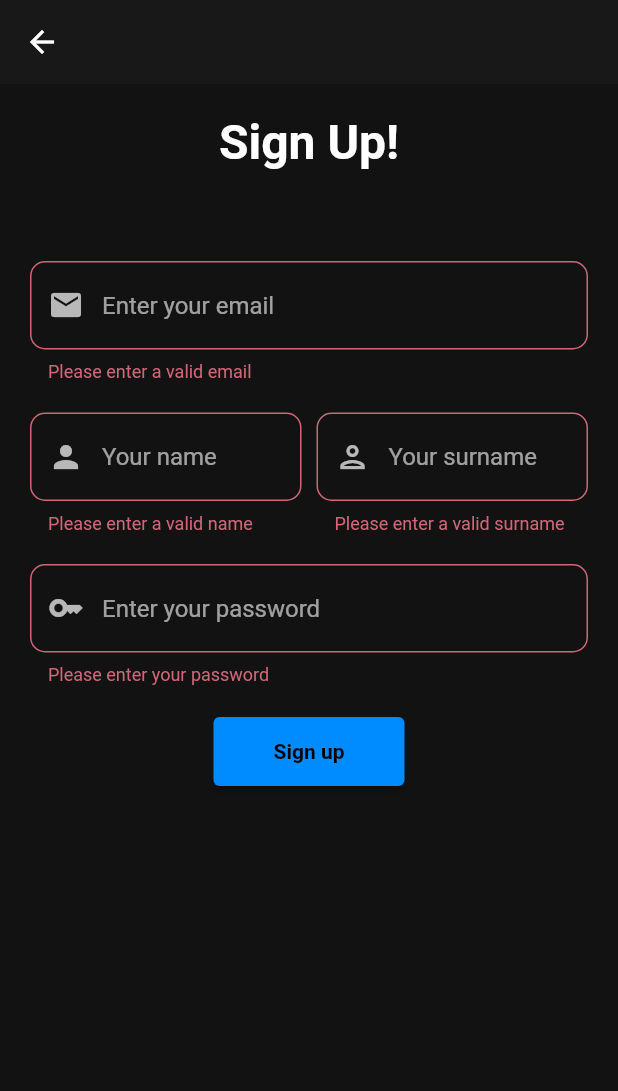
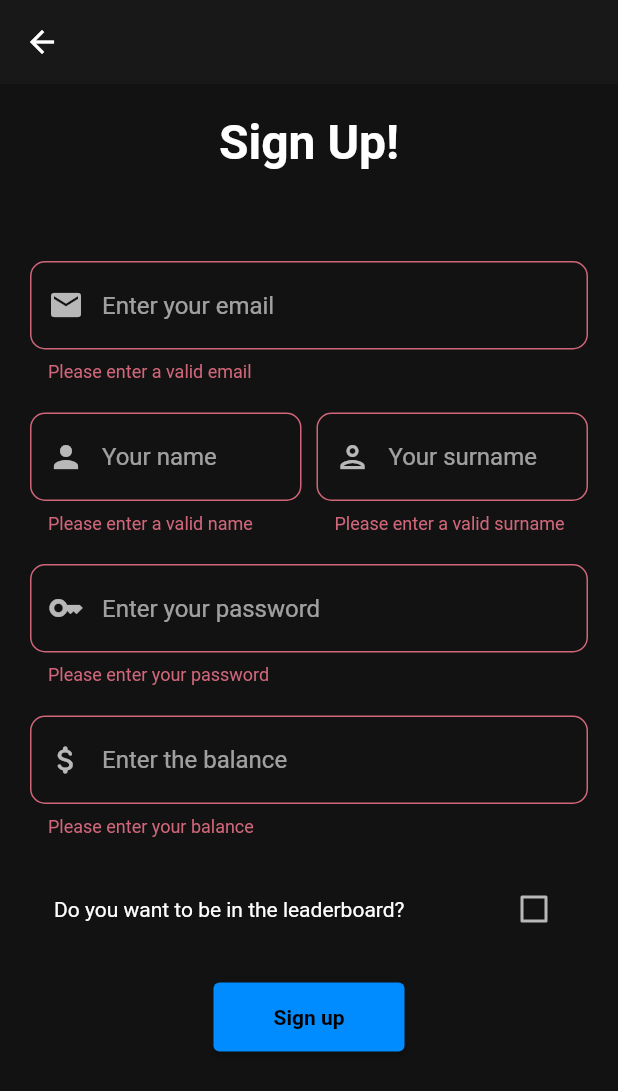
Before and after one commit to baydemirytu/SanalPortfoyYonetimSimulasyonu, a Flutter app: the RegisterPage screen opened directly, after a tap on "Sign up", on a phone screen of 412 x 824 dp. Shown: the top 1091 px of the screen. Run offline on Flutter 3.47's test engine with Material 2 defaults, Android fonts, the phone set to English and light mode, and no system bars; drawn by our look-alikes of animated_text_kit; our stand-ins replace cloud_firestore, confetti, email_validator, firebase_auth, firebase_core, flutter_spinkit and 3 more; accounts and stored records are empty.

Commit message:
Defining balance during registration & willing to be on the leaderboard

```diff
--- a/lib/pages/authentication_pages/register_page.dart
+++ b/lib/pages/authentication_pages/register_page.dart
@@ -16,20 +16,22 @@ class RegisterPage extends StatefulWidget {
 class _RegisterPageState extends State<RegisterPage> {
   final _formKey = GlobalKey<FormState>();
   var rememberValue = false;
-
   final TextEditingController mailController = TextEditingController();
   final TextEditingController passwordController = TextEditingController();
   final TextEditingController nameController = TextEditingController();
   final TextEditingController surnameController = TextEditingController();
+  final TextEditingController balanceController = TextEditingController();
+  bool wantedToBeInLeaderBoard = false;
 
-  Future addUserDetails(
-      String firstName, String lastName, String userEmail) async {
+  Future addUserDetails(String firstName, String lastName, String userEmail,
+      double userBalance) async {
     await FirebaseFirestore.instance.collection('users').add(
       {
         'First name': firstName,
         'Last name': lastName,
         'Email': userEmail,
-        'Balance': 100000,
+        'Balance': userBalance,
+        'OnTheLeaderBoard': wantedToBeInLeaderBoard,
       },
     );
   }
@@ -46,6 +48,7 @@ class _RegisterPageState extends State<RegisterPage> {
         nameController.text.trim(),
         surnameController.text.trim(),
         mailController.text.trim(),
+        double.parse(balanceController.text),
       );
     } on FirebaseAuthException catch (e) {
       CSD.CustomShowDialog.showDialog(context, e.message.toString());
@@ -177,6 +180,39 @@ class _RegisterPageState extends State<RegisterPage> {
                       const SizedBox(
                         height: 20,
                       ),
+                      TextFormField(
+                        validator: (value) {
+                          if (value == null || value.isEmpty) {
+                            return 'Please enter your balance';
+                          } else if (double.parse(value) < 1000) {
+                            return 'Please choose a balance greated than 999';
+                          }
+                          return null;
+                        },
+                        maxLines: 1,
+                        controller: balanceController,
+                        decoration: InputDecoration(
+                          prefixIcon: const Icon(Icons.attach_money_rounded),
+                          hintText: 'Enter the balance',
+                          border: OutlineInputBorder(
+                            borderRadius: BorderRadius.circular(10),
+                          ),
+                        ),
+                      ),
+                      const SizedBox(height: 20),
+                      CheckboxListTile(
+                        title: const Text(
+                          'Do you want to be in the leaderboard?',
+                          style: TextStyle(fontSize: 14),
+                        ),
+                        value: wantedToBeInLeaderBoard,
+                        onChanged: (value) => setState(
+                          () {
+                            wantedToBeInLeaderBoard = !wantedToBeInLeaderBoard;
+                          },
+                        ),
+                      ),
+                      const SizedBox(height: 20),
                       ElevatedButton(
                         onPressed: () {
                           if (_formKey.currentState!.validate()) {
@@ -193,9 +229,7 @@ class _RegisterPageState extends State<RegisterPage> {
                           ),
                         ),
                       ),
-                      const SizedBox(
-                        height: 20,
-                      ),
+                      const SizedBox(height: 20),
                     ],
                   ),
                 )
```
